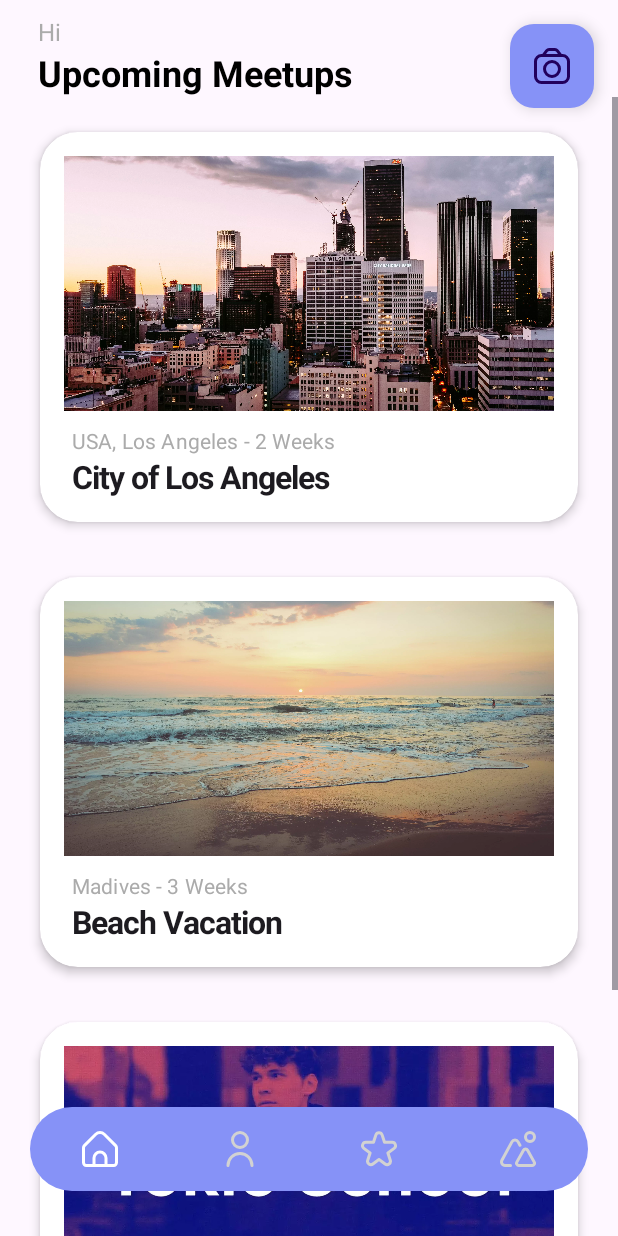
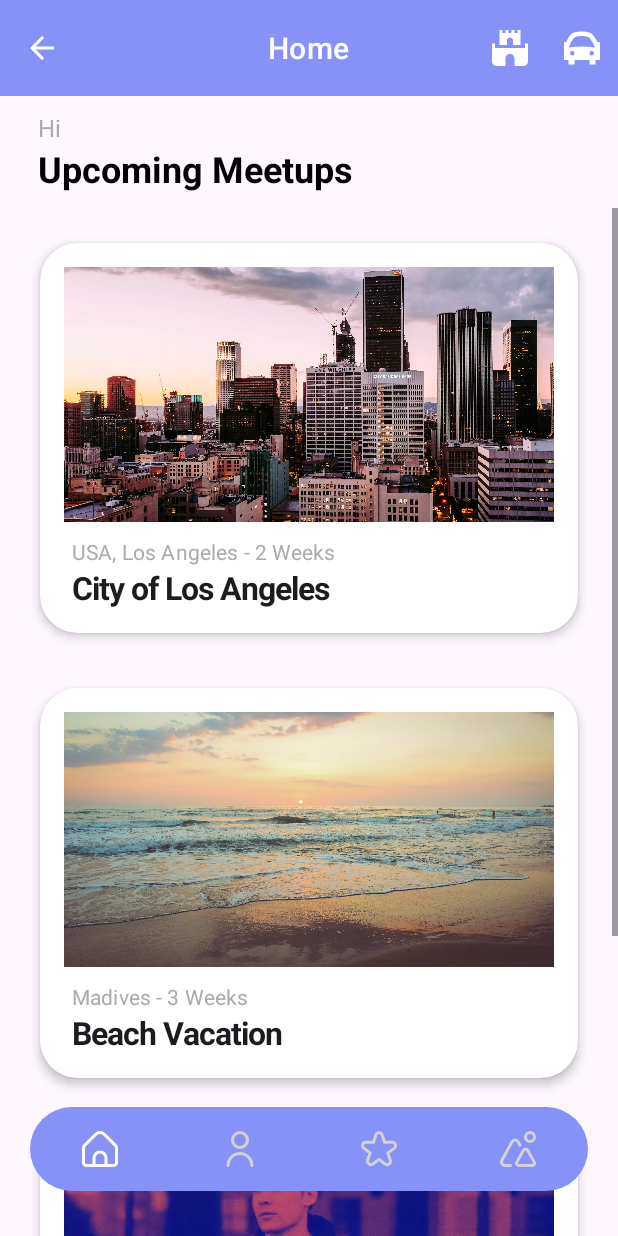
Before and after one commit to Kolvii29/Travelling, an Android app: the HomeActivity screen opened directly, with no data from a screen before it, on a phone screen of 412 x 824 dp. Run offline under Robolectric (Android 15) with nearby library versions, the phone set to English and light mode, and no system bars; Roboto replaces fonts that are not available here.

Commit message:
Activity 5.1 Toolbar

```diff
--- a/app/src/main/AndroidManifest.xml
+++ b/app/src/main/AndroidManifest.xml
@@ -5,6 +5,7 @@
     <uses-feature
         android:name="android.hardware.camera"
         android:required="true" />
+    <uses-permission android:name="android.permission.INTERNET" />
 
     <application
         android:allowBackup="true"
@@ -62,6 +63,9 @@
                 android:name="android.app.lib.name"
                 android:value="" />
         </activity>
+
+
+
     </application>
 
 </manifest>
--- a/app/src/main/java/com/kelvin/travelling/HomeActivity.java
+++ b/app/src/main/java/com/kelvin/travelling/HomeActivity.java
@@ -1,36 +1,50 @@
 package com.kelvin.travelling;
 
 import android.content.Intent;
+import android.net.Uri;
 import android.os.Bundle;
+import android.view.Menu;
+import android.view.MenuItem;
+import android.view.View;
+
+import androidx.annotation.NonNull;
 import androidx.appcompat.app.AppCompatActivity;
+import androidx.fragment.app.Fragment;
+import androidx.fragment.app.FragmentManager;
+import androidx.fragment.app.FragmentTransaction;
 
+import com.google.android.material.appbar.MaterialToolbar;
 import com.google.android.material.bottomnavigation.BottomNavigationView;
 
 
 public class HomeActivity extends AppCompatActivity {
+
+    BottomNavigationView bottomNavigationView;
+    MaterialToolbar toolbarHome;
+
     @Override
     protected void onCreate(Bundle savedInstanceState) {
         super.onCreate(savedInstanceState);
         setContentView(R.layout.home);
 
-        BottomNavigationView bottomNavigationView = findViewById(R.id.bottomNavigationHome);
+        bottomNavigationView = findViewById(R.id.bottomNavigationHome);
+        toolbarHome = findViewById(R.id.topBarApp);
+
         bottomNavigationView.setSelectedItemId(R.id.home_Navigation);
+
 
         bottomNavigationView.setOnItemSelectedListener(item -> {
             if (item.getItemId() == R.id.home_Navigation) {
                 return true;
             } else if (item.getItemId() == R.id.profile_Navigation) {
-                overridePendingTransition(R.anim.slide_in_right, R.anim.slide_out_left);
                 startActivity(new Intent(getApplicationContext(), navProfileActivity.class));
                 finish();
                 return true;
             } else if (item.getItemId() == R.id.favorite_Navigation) {
-                overridePendingTransition(R.anim.slide_in_right, R.anim.slide_out_left);
                 startActivity(new Intent(getApplicationContext(), navFavoriteActivity.class));
                 finish();
                 return true;
             } else if (item.getItemId() == R.id.places_Navigation) {
-                overridePendingTransition(R.anim.slide_in_right, R.anim.slide_out_left);
                 startActivity(new Intent(getApplicationContext(), navPlacesActivity.class));
                 finish();
                 return true;
@@ -38,7 +52,52 @@ public class HomeActivity extends AppCompatActivity {
             return false;
         });
 
+        setSupportActionBar(toolbarHome);
+
     }
 
+    @Override
+    public boolean onOptionsItemSelected(@NonNull MenuItem item) {
+
+        int itemMenu = item.getItemId();
+        //item.setChecked(true);
+
+        if (itemMenu == R.id.castle_nav) {
+
+            String urlDisney = "https://www.disneylandparis.com/es-es/";
+            Intent goToUrl = new Intent(Intent.ACTION_VIEW, Uri.parse(urlDisney));
+            startActivity(goToUrl);
+
+            return true;
+
+        } else if (itemMenu == R.id.car_nav) {
+
+            replaceFragment(new FragmentLilac());
+
+            return true;
+        }
+
+        return super.onOptionsItemSelected(item);
+    }
+
+    private void replaceFragment(Fragment fragment){
+
+        FragmentManager fragmentManager = getSupportFragmentManager();
+        FragmentTransaction fragmentTransaction = fragmentManager.beginTransaction();
+        fragmentTransaction.replace(R.id.frameLayoutLilac, fragment);
+        fragmentTransaction.commit();
+    }
+
+    public boolean onCreateOptionsMenu(Menu menu) {
+
+        getMenuInflater().inflate(R.menu.toolbar_home, menu);
+
+        return true;
+    }
+
+    public void btnNavBack(View view) {
+        Intent intent = new Intent(this, LoginActivity.class);
+        startActivity(intent);
+    }
 
 }
--- a/app/src/main/java/com/kelvin/travelling/navFavoriteActivity.java
+++ b/app/src/main/java/com/kelvin/travelling/navFavoriteActivity.java
@@ -19,12 +19,10 @@ public class navFavoriteActivity extends AppCompatActivity {
 
         bottomNavigationView.setOnItemSelectedListener(item -> {
             if (item.getItemId() == R.id.home_Navigation) {
-                overridePendingTransition(R.anim.slide_out_left, R.anim.slide_in_right);
                 startActivity(new Intent(getApplicationContext(), HomeActivity.class));
                 finish();
                 return true;
             } else if (item.getItemId() == R.id.profile_Navigation) {
-                overridePendingTransition(R.anim.slide_out_left, R.anim.slide_in_right);
                 startActivity(new Intent(getApplicationContext(), navProfileActivity.class));
                 finish();
                 return true;
@@ -32,7 +30,6 @@ public class navFavoriteActivity extends AppCompatActivity {
 
                 return true;
             } else if (item.getItemId() == R.id.places_Navigation) {
-                overridePendingTransition(R.anim.slide_in_right, R.anim.slide_out_left);
                 startActivity(new Intent(getApplicationContext(), navPlacesActivity.class));
                 finish();
                 return true;
--- a/app/src/main/java/com/kelvin/travelling/navPlacesActivity.java
+++ b/app/src/main/java/com/kelvin/travelling/navPlacesActivity.java
@@ -19,17 +19,14 @@ public class navPlacesActivity extends AppCompatActivity {
 
         bottomNavigationView.setOnItemSelectedListener(item -> {
             if (item.getItemId() == R.id.home_Navigation) {
-                overridePendingTransition(R.anim.slide_out_left, R.anim.slide_in_right);
                 startActivity(new Intent(getApplicationContext(), HomeActivity.class));
                 finish();
                 return true;
             } else if (item.getItemId() == R.id.profile_Navigation) {
-                overridePendingTransition(R.anim.slide_out_left, R.anim.slide_in_right);
                 startActivity(new Intent(getApplicationContext(), navProfileActivity.class));
                 finish();
                 return true;
             } else if (item.getItemId() == R.id.favorite_Navigation) {
-                overridePendingTransition(R.anim.slide_out_left, R.anim.slide_in_right);
                 startActivity(new Intent(getApplicationContext(), navFavoriteActivity.class));
                 finish();
                 return true;
--- a/app/src/main/java/com/kelvin/travelling/navProfileActivity.java
+++ b/app/src/main/java/com/kelvin/travelling/navProfileActivity.java
@@ -19,7 +19,6 @@ public class navProfileActivity extends AppCompatActivity {
 
         bottomNavigationView.setOnItemSelectedListener(item -> {
             if (item.getItemId() == R.id.home_Navigation) {
-                overridePendingTransition(R.anim.slide_out_left, R.anim.slide_in_right);
                 startActivity(new Intent(getApplicationContext(), HomeActivity.class));
                 finish();
                 return true;
@@ -27,12 +26,10 @@ public class navProfileActivity extends AppCompatActivity {
 
                 return true;
             } else if (item.getItemId() == R.id.favorite_Navigation) {
-                overridePendingTransition(R.anim.slide_in_right, R.anim.slide_out_left);
                 startActivity(new Intent(getApplicationContext(), navFavoriteActivity.class));
                 finish();
                 return true;
             } else if (item.getItemId() == R.id.places_Navigation) {
-                overridePendingTransition(R.anim.slide_in_right, R.anim.slide_out_left);
                 startActivity(new Intent(getApplicationContext(), navPlacesActivity.class));
                 finish();
                 return true;
--- a/app/src/main/res/drawable/ic_back.xml
+++ b/app/src/main/res/drawable/ic_back.xml
@@ -1,5 +1,11 @@
-<vector android:autoMirrored="true" android:height="24dp"
-    android:tint="#000000" android:viewportHeight="24"
-    android:viewportWidth="24" android:width="24dp" xmlns:android="http://schemas.android.com/apk/res/android">
-    <path android:fillColor="@android:color/white" android:pathData="M20,11H7.83l5.59,-5.59L12,4l-8,8 8,8 1.41,-1.41L7.83,13H20v-2z"/>
+<vector xmlns:android="http://schemas.android.com/apk/res/android"
+    android:width="24dp"
+    android:height="24dp"
+    android:autoMirrored="true"
+    android:tint="#000000"
+    android:viewportWidth="24"
+    android:viewportHeight="24">
+    <path
+        android:fillColor="@android:color/white"
+        android:pathData="M20,11H7.83l5.59,-5.59L12,4l-8,8 8,8 1.41,-1.41L7.83,13H20v-2z" />
 </vector>
--- /dev/null
+++ b/app/src/main/res/drawable/ic_car.xml
@@ -0,0 +1,10 @@
+<vector xmlns:android="http://schemas.android.com/apk/res/android"
+    android:width="24dp"
+    android:height="24dp"
+    android:tint="@color/white"
+    android:viewportWidth="24"
+    android:viewportHeight="24">
+    <path
+        android:fillColor="@android:color/white"
+        android:pathData="M22.357,8A34.789,34.789,0,0,0,19.21,3.245a4.4,4.4,0,0,0-2.258-1.54A15.235,15.235,0,0,0,12,1a19.175,19.175,0,0,0-5.479.713A4.382,4.382,0,0,0,4.29,3.245,23.466,23.466,0,0,0,1.464,8H0V20H3v3H7V20H17v3h4V20h3V8ZM5.5,17A1.5,1.5,0,1,1,7,15.5,1.5,1.5,0,0,1,5.5,17ZM12,11a64.834,64.834,0,0,0-8.8.711A23.405,23.405,0,0,1,6.671,5.07a1.394,1.394,0,0,1,.714-.484A16.164,16.164,0,0,1,12,4a12.3,12.3,0,0,1,4.115.586,1.4,1.4,0,0,1,.714.483,27.139,27.139,0,0,1,3.956,6.64A64.92,64.92,0,0,0,12,11Zm6.5,6A1.5,1.5,0,1,1,20,15.5,1.5,1.5,0,0,1,18.5,17Z" />
+</vector>
--- /dev/null
+++ b/app/src/main/res/drawable/ic_castle.xml
@@ -0,0 +1,10 @@
+<vector xmlns:android="http://schemas.android.com/apk/res/android"
+    android:width="24dp"
+    android:height="24dp"
+    android:tint="@color/white"
+    android:viewportWidth="24"
+    android:viewportHeight="24">
+    <path
+        android:fillColor="@android:color/white"
+        android:pathData="M10,10H5V0h2V2h2V0h2V2h2V0h2V2h2V0h2V10h-5v-3c0-1.105-.895-2-2-2s-2,.895-2,2v3Zm12-1v3H2v-3H0v12c0,1.654,1.346,3,3,3h6v-5c0-1.657,1.343-3,3-3s3,1.343,3,3v5h6c1.654,0,3-1.346,3-3V9h-2Z" />
+</vector>
--- a/app/src/main/res/layout/home.xml
+++ b/app/src/main/res/layout/home.xml
@@ -5,6 +5,50 @@
     android:layout_width="match_parent"
     android:layout_height="match_parent"
     tools:context=".HomeActivity">
+
+    <androidx.coordinatorlayout.widget.CoordinatorLayout
+        android:id="@+id/toolBar"
+        android:layout_width="match_parent"
+        android:layout_height="wrap_content"
+        app:layout_constraintEnd_toEndOf="parent"
+        app:layout_constraintStart_toStartOf="parent"
+        app:layout_constraintTop_toTopOf="parent">
+
+        <com.google.android.material.appbar.AppBarLayout
+            android:id="@+id/myToolbar"
+            android:layout_width="match_parent"
+            android:layout_height="wrap_content"
+            app:liftOnScroll="true">
+
+            <com.google.android.material.appbar.MaterialToolbar
+                android:id="@+id/topBarApp"
+                style="@style/Widget.Material3.Toolbar.Surface"
+                android:layout_width="match_parent"
+                android:layout_height="?attr/actionBarSize"
+                android:background="?colorPrimary"
+                android:onClick="btnNavBack"
+                app:menu="@menu/toolbar_home"
+                app:navigationIcon="@drawable/ic_back"
+                app:navigationIconTint="@color/white"
+                app:title="@string/home"
+                app:titleCentered="true"
+                app:titleTextAppearance="?textAppearanceHeadline6"
+                app:titleTextColor="@color/white" />
+
+        </com.google.android.material.appbar.AppBarLayout>
+
+    </androidx.coordinatorlayout.widget.CoordinatorLayout>
+
+    <FrameLayout
+        android:id="@+id/frameLayoutLilac"
+        android:layout_width="match_parent"
+        android:layout_height="0dp"
+        android:layout_below="@+id/bottomNavigationHome"
+        android:elevation="10dp"
+        app:layout_constraintBottom_toBottomOf="@+id/scrollHome"
+        app:layout_constraintEnd_toEndOf="parent"
+        app:layout_constraintStart_toStartOf="parent"
+        app:layout_constraintTop_toBottomOf="@+id/toolBar" />
 
     <TextView
         android:id="@+id/tv_hi"
@@ -17,7 +61,7 @@
         android:textAppearance="?textAppearanceSubtitle1"
         android:textColor="@color/gris_oscuro"
         app:layout_constraintStart_toStartOf="parent"
-        app:layout_constraintTop_toTopOf="parent" />
+        app:layout_constraintTop_toBottomOf="@id/toolBar" />
 
     <TextView
         android:id="@+id/tv_UpcomingMeetups"
@@ -32,25 +76,11 @@
         app:layout_constraintStart_toStartOf="parent"
         app:layout_constraintTop_toBottomOf="@id/tv_hi" />
 
-    <com.google.android.material.floatingactionbutton.FloatingActionButton
-        android:layout_width="wrap_content"
-        android:layout_height="wrap_content"
-        android:layout_gravity="top|end"
-        android:layout_margin="16dp"
-        android:backgroundTint="@color/color_primary"
-        android:contentDescription="@string/str_btncamera"
-        android:src="@drawable/ic_camera"
-        app:borderWidth="0dp"
-        android:tint="@color/white"
-        app:fabSize="mini"
-        app:layout_constraintEnd_toEndOf="parent"
-        app:layout_constraintTop_toTopOf="parent"
-         />
-
     <ScrollView
         android:id="@+id/scrollHome"
         android:layout_width="match_parent"
         android:layout_height="0dp"
+        android:layout_marginTop="10dp"
         app:layout_constraintBottom_toBottomOf="parent"
         app:layout_constraintEnd_toEndOf="parent"
         app:layout_constraintStart_toStartOf="parent"
@@ -250,9 +280,7 @@
                 app:layout_constraintStart_toStartOf="parent"
                 app:layout_constraintTop_toBottomOf="@id/CardView3" />
 
-
         </LinearLayout>
-
 
     </ScrollView>
 
@@ -264,7 +292,7 @@
         android:layout_marginHorizontal="20dp"
         android:layout_marginVertical="30dp"
         android:background="@drawable/bottom_background"
-        android:elevation="2dp"
+        android:elevation="11dp"
         app:itemIconTint="@drawable/item_selector"
         app:itemRippleColor="@color/transparente"
         app:itemTextAppearanceActive="?textAppearanceSubtitle2"
--- a/app/src/main/res/menu/bottom_navigation.xml
+++ b/app/src/main/res/menu/bottom_navigation.xml
@@ -4,21 +4,21 @@
     <item
         android:id="@+id/home_Navigation"
         android:icon="@drawable/ic_home"
-        android:title="Home"
+        android:title="@string/home"
         />
 
     <item
         android:id="@+id/profile_Navigation"
         android:icon="@drawable/ic_user"
-        android:title="Profile" />
+        android:title="@string/profile" />
 
     <item
         android:id="@+id/favorite_Navigation"
         android:icon="@drawable/ic_star"
-        android:title="Favorite" />
+        android:title="@string/favorite" />
 
     <item
         android:id="@+id/places_Navigation"
         android:icon="@drawable/ic_mountains"
-        android:title="Places" />
+        android:title="@string/places" />
 </menu>
--- /dev/null
+++ b/app/src/main/res/menu/toolbar_home.xml
@@ -0,0 +1,21 @@
+<?xml version="1.0" encoding="utf-8"?>
+<menu xmlns:android="http://schemas.android.com/apk/res/android"
+    xmlns:app="http://schemas.android.com/apk/res-auto">
+    <item
+        android:id="@+id/castle_nav"
+        android:contentDescription="@string/eurodisney"
+        android:icon="@drawable/ic_castle"
+        android:iconTint="@color/white"
+        android:title="@string/eurodisney"
+        app:showAsAction="ifRoom" />
+
+    <item
+        android:id="@+id/car_nav"
+        android:contentDescription="@string/alquilar_coche"
+        android:icon="@drawable/ic_car"
+        android:iconTint="@color/white"
+        android:title="@string/alquilar_coche"
+        app:showAsAction="ifRoom" />
+
+
+</menu>
--- a/app/src/main/res/values/colors.xml
+++ b/app/src/main/res/values/colors.xml
@@ -3,6 +3,7 @@
     <color name="black">#FF000000</color>
     <color name="white">#FFFFFFFF</color>
     <color name="color_primary">#8692f7</color>
+    <color name="color_primary_variant">#727CD6</color>
     <color name="images">#FF9863</color>
 
     <color name="gris_oscuro">#ABABAB</color>
@@ -13,4 +14,6 @@
     <color name="transparente">#2DDEDEDE</color>
     <color name="grey">#d2d2d2</color>
 
+    <color name="lilac">#D29BFD</color>
+
 </resources>
--- a/app/src/main/res/values/strings.xml
+++ b/app/src/main/res/values/strings.xml
@@ -51,5 +51,11 @@
     <string name="tokio_school">Tokio School</string>
     <string name="la_coruna_1_year">La Coruña - 1 Year</string>
     <string name="end_of_travel">End of travel</string>
+    <string name="home">Home</string>
+    <string name="profile">Profile</string>
+    <string name="favorite">Favorite</string>
+    <string name="places">Places</string>
+    <string name="eurodisney">EuroDisney</string>
+    <string name="alquilar_coche">Alquilar Coche</string>
 
 </resources>
--- a/app/src/main/res/values/themes.xml
+++ b/app/src/main/res/values/themes.xml
@@ -3,7 +3,7 @@
     <style name="Base.Theme.Travelling" parent="Theme.Material3.DayNight.NoActionBar">
         <!-- Customize your light theme here. -->
         <item name="colorPrimary">@color/color_primary</item>
-        <item name="colorPrimaryVariant">@color/color_primary</item>
+        <item name="colorPrimaryVariant">@color/color_primary_variant</item>
     </style>
 
     <style name="Theme.Travelling" parent="Base.Theme.Travelling" />
```
Also changed, not shown: app/src/main/java/com/kelvin/travelling/FragmentLilac.java (added, +24 -0 lines), app/src/main/res/anim/slide_in_right.xml (deleted, +0 -10 lines), app/src/main/res/anim/slide_out_left.xml (deleted, +0 -10 lines), app/src/main/res/layout/fragment_lilac.xml (added, +21 -0 lines).
